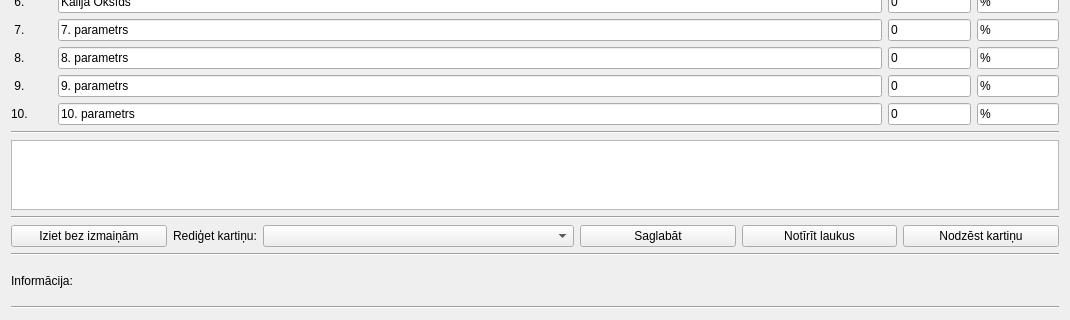
Old version of the form componentcard.ui in the repository kasarkonic/Sauka1; both pictures show x 0 to 1070 and y 362 to 682 of the 1070 by 682 pixel window.
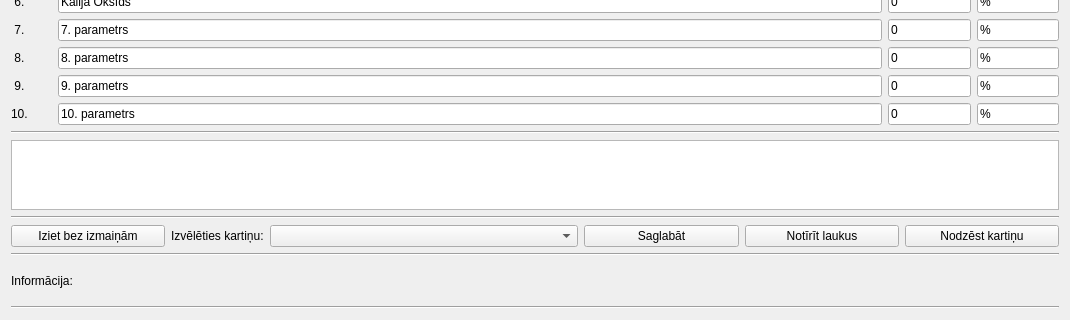
New version of the form.

Commit message: kartiņas del, save.

Diff of the .ui file:
```diff
--- a/componentcard.ui
+++ b/componentcard.ui
@@ -467,7 +467,7 @@
        <item>
         <widget class="QLabel" name="label_14">
          <property name="text">
-          <string>Rediģet kartiņu:</string>
+          <string>Izvēlēties kartiņu:</string>
          </property>
         </widget>
        </item>
```
The commit also changes 3 other files.
